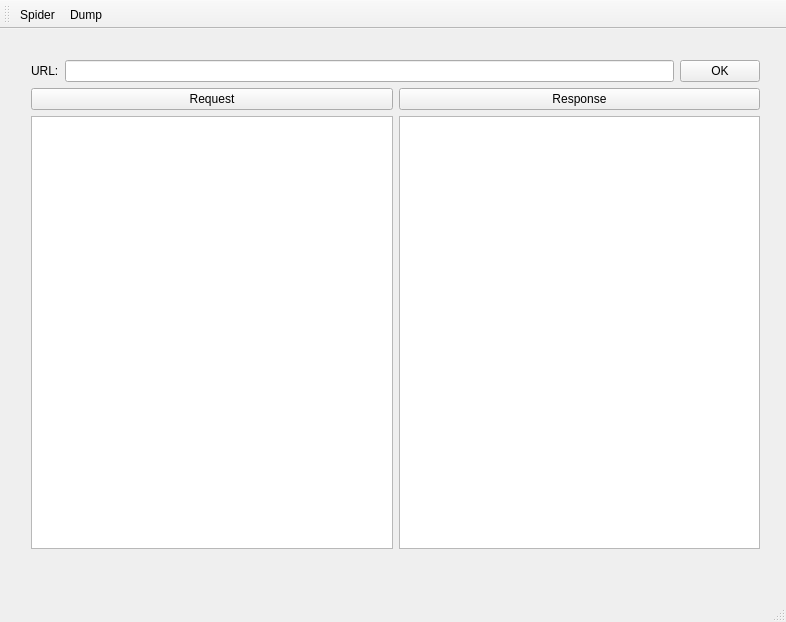
The window that aracneQt/mainwindow.ui (siqueiralex/aracne) describes before a commit, drawn with Qt 5.
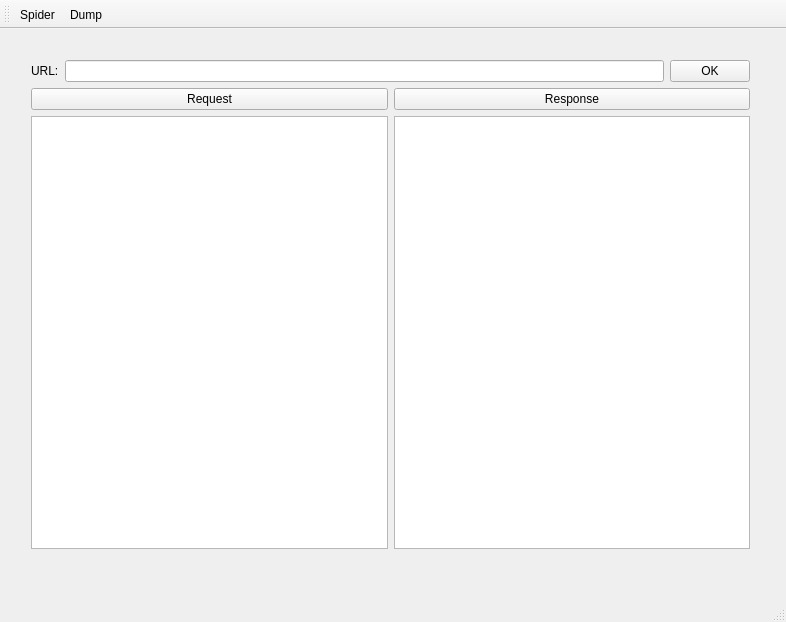
The same window after the commit.

```diff
--- a/aracneQt/mainwindow.ui
+++ b/aracneQt/mainwindow.ui
@@ -19,7 +19,7 @@
      <rect>
       <x>20</x>
       <y>20</y>
-      <width>751</width>
+      <width>741</width>
       <height>511</height>
      </rect>
     </property>
```
